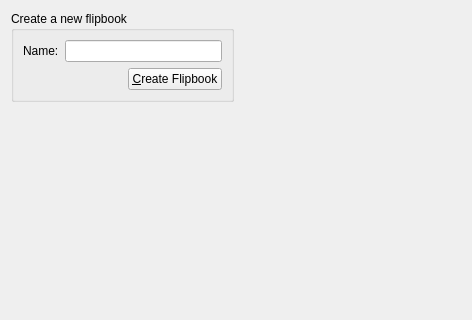
This is krita/ui/forms/wdgflipbookselector.ui in KDE/krita as Qt 5 draws it before an edit; both pictures show x 0 to 472 and y 0 to 320 of the 472 by 503 pixel window. The edited form follows.
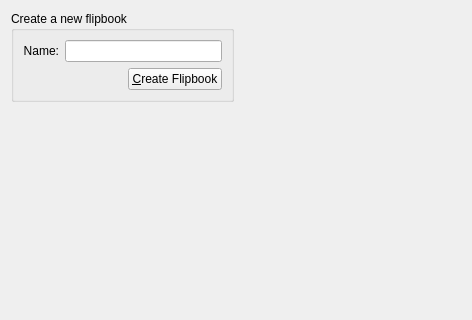
This is the edited form.

Commit message:
Fix the alignment of labels in dialogs
Patch by Juan Palacios

Patch:
```diff
--- a/krita/ui/forms/wdgflipbookselector.ui
+++ b/krita/ui/forms/wdgflipbookselector.ui
@@ -27,6 +27,9 @@
           <property name="text">
            <string>Name:</string>
           </property>
+          <property name="alignment">
+           <set>Qt::AlignRight|Qt::AlignTrailing|Qt::AlignVCenter</set>
+          </property>
          </widget>
         </item>
         <item>
```
The commit also changes 71 other files.
